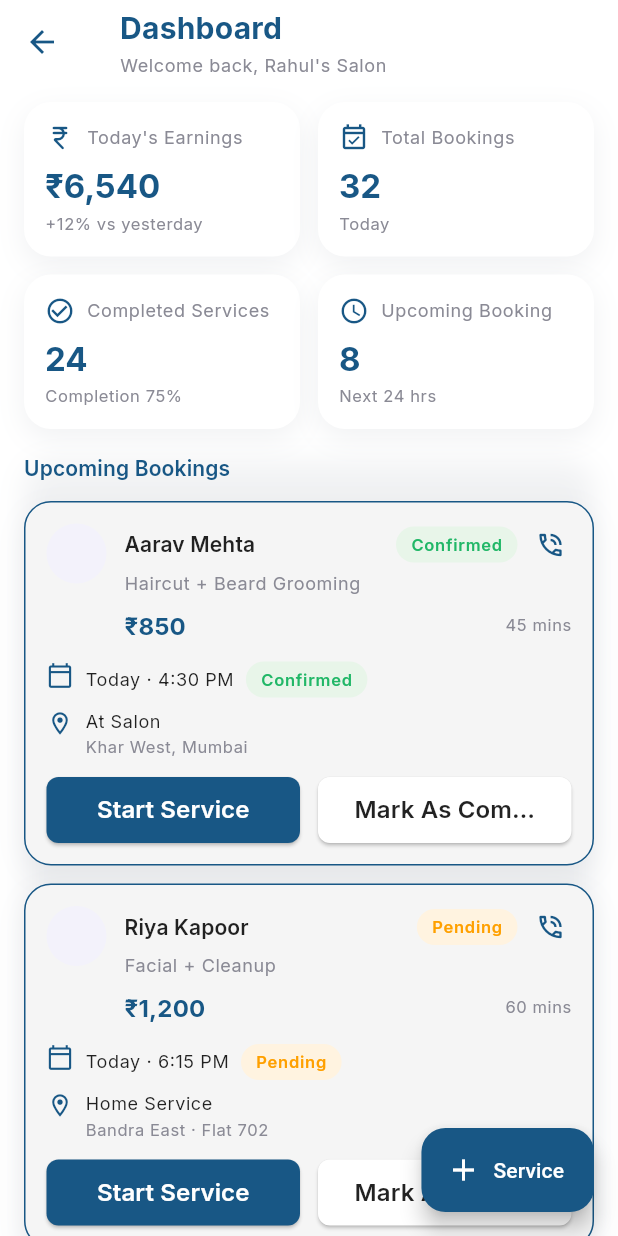
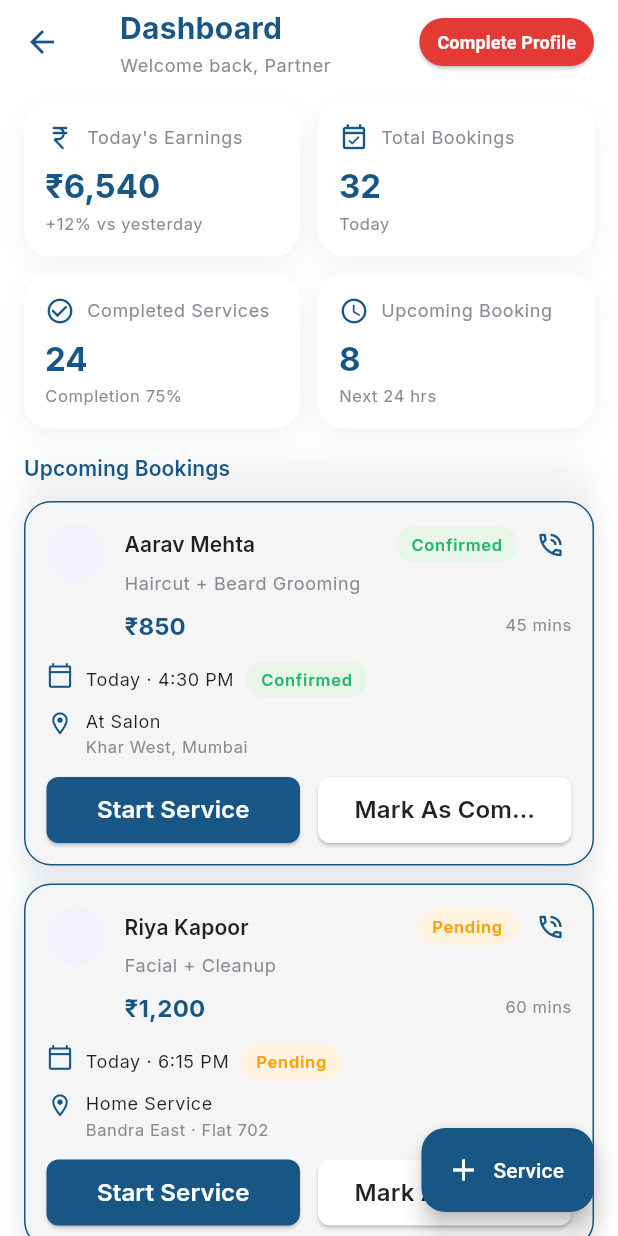
Before and after one commit to BharatNaai/bharatnaai-partner, a Flutter app: the _DashboardHomeTab screen opened directly, on a phone screen of 412 x 824 dp. Run offline on Flutter 3.47's test engine with Material 3 defaults, Android fonts, the phone set to English and light mode, and no system bars; our stand-ins replace app_links, carousel_slider, device_info_plus, geocoding, geolocator, google_fonts and 3 more; missing offline and left inert: audio_session; accounts and stored records are empty.

Commit message:
bugfixes and made chnages into the barbers details api,(authtoken)

```diff
--- a/lib/core/constants/api_constants.dart
+++ b/lib/core/constants/api_constants.dart
@@ -1,6 +1,8 @@
 class ApiConstants {
   // Base URLs
-  static const String baseUrl = "http://bharatnaai.com/";
+  //static const String baseUrl = "http://bharatnaai.com/";
+  //static const String baseUrl = "http://localhost:8080/";
+  static const String baseUrl = "https://pronely-nontroubling-kit.ngrok-free.dev/";
 
   // API Endpoints
   static const String login = 'barbers/login';
@@ -10,7 +12,7 @@ class ApiConstants {
   static const String logout = '/logout';
   static const String forgotPassword = '/forgot-password';
   static const String resetPassword = '/reset-password';
-  static const String barberDetails = 'barbers/barbers-details';
+  static const String barberDetails = 'barbers-details/{barber_id}';
   static const String updateBarberProfile = '/barbers/update-barbers';
 
   // Third-party API keys (replace with your actual keys)
--- a/lib/providers/auth_provider.dart
+++ b/lib/providers/auth_provider.dart
@@ -188,11 +188,13 @@ class AuthProvider extends ChangeNotifier {
 
   Future<void> fetchBarberDetails() async {
     final barberId = await UserStorageService.getBarberId();
-    if (barberId == null) return;
+    final authToken = await UserStorageService.getAccessToken();
+
+    if (barberId == null || authToken == null) return;
 
     _setLoading(true);
     try {
-      final result = await _authService.getBarberDetails(barberId);
+      final result = await _authService.getBarberDetails(barberId, authToken);
       if (result['success'] == true) {
         _barberData = BarberModel.fromJson(result['data']);
         _isProfileCompleted = _barberData?.isVerified ?? false;
--- a/lib/screens/auth/login_screen.dart
+++ b/lib/screens/auth/login_screen.dart
@@ -162,7 +162,11 @@ class _LoginScreenState extends State<LoginScreen>
       );
 
       if (success && mounted) {
-        Navigator.pushReplacementNamed(context, AppRoutes.profileStep1);
+        if (authProvider.isProfileCompleted) {
+          Navigator.pushReplacementNamed(context, AppRoutes.dashboard);
+        } else {
+          Navigator.pushReplacementNamed(context, AppRoutes.profileStep1);
+        }
       } else if (mounted) {
         setState(() => _isLoading = false);
         _showErrorSnackBar(authProvider.errorMessage ?? 'Login failed');
--- a/lib/screens/dashboard/dashboard_screen.dart
+++ b/lib/screens/dashboard/dashboard_screen.dart
@@ -1,5 +1,7 @@
 import 'package:flutter/material.dart';
 import 'package:google_fonts/google_fonts.dart';
+import 'package:provider/provider.dart';
+import 'package:partner_app/providers/auth_provider.dart';
 import 'package:partner_app/core/constants/app_colors.dart';
 import 'package:partner_app/core/constants/app_strings.dart';
 import 'package:partner_app/routes/app_routes.dart';
@@ -161,7 +163,7 @@ class _DashboardHomeTabState extends State<_DashboardHomeTab> {
             ),
             const SizedBox(height: 2),
             Text(
-              'Welcome back, Rahul\'s Salon',
+              'Welcome back, ${context.read<AuthProvider>().barberData?.barberName ?? 'Partner'}',
               style: textTheme.bodySmall?.copyWith(
                 fontSize: 12,
                 color: AppColors.loginSubtitleText,
@@ -169,6 +171,43 @@ class _DashboardHomeTabState extends State<_DashboardHomeTab> {
             ),
           ],
         ),
+        actions: [
+          Consumer<AuthProvider>(
+            builder: (context, authProvider, _) {
+              if (authProvider.isProfileCompleted) {
+                return const SizedBox.shrink();
+              }
+              return Padding(
+                padding: const EdgeInsets.only(right: 16.0),
+                child: Center(
+                  child: SizedBox(
+                    height: 32,
+                    child: ElevatedButton(
+                      onPressed: () {
+                        Navigator.pushNamed(context, AppRoutes.profileStep1);
+                      },
+                      style: ElevatedButton.styleFrom(
+                        backgroundColor: AppColors.errorColor,
+                        foregroundColor: Colors.white,
+                        padding: const EdgeInsets.symmetric(horizontal: 12),
+                        shape: RoundedRectangleBorder(
+                          borderRadius: BorderRadius.circular(20),
+                        ),
+                      ),
+                      child: const Text(
+                        'Complete Profile',
+                        style: TextStyle(
+                          fontSize: 12,
+                          fontWeight: FontWeight.w600,
+                        ),
+                      ),
+                    ),
+                  ),
+                ),
+              );
+            },
+          ),
+        ],
       ),
 
       // ------------------ BODY ---------------------
--- a/lib/screens/profile_setup/profile_setup_step1.dart
+++ b/lib/screens/profile_setup/profile_setup_step1.dart
@@ -403,7 +403,7 @@ class _ProfileSetupStep1ScreenState extends State<ProfileSetupStep1Screen> {
                         AppRoutes.navigateToDashboard(context);
                       },
                       child: Text(
-                        'Save & Continue Later',
+                        'Skip & Continue Later',
                         style: GoogleFonts.inter(
                           fontSize: 14,
                           fontWeight: FontWeight.w500,
--- a/lib/services/profile_setup_service.dart
+++ b/lib/services/profile_setup_service.dart
@@ -7,6 +7,7 @@ class ProfileSetupService {
   /// Updates barber profile with the provided data using multipart/form-data.
   Future<Map<String, dynamic>> updateBarberProfile(
     String barberId,
+    String authToken,
     ProfileSetupRequest data,
   ) async {
     // Construct URL with path parameter {barberId} and query parameters
@@ -29,6 +30,7 @@ class ProfileSetupService {
 
       // Required headers
       request.headers['Accept'] = 'application/json';
+      request.headers['Authorization'] = 'Bearer $authToken';
       // http.MultipartRequest automatically sets Content-Type to multipart/form-data with boundary
 
       // Attach files as shown in the image
```
Also changed, not shown: lib/providers/profile_setup_provider.dart (+4 -11 lines), lib/services/auth_service.dart (+9 -3 lines).
